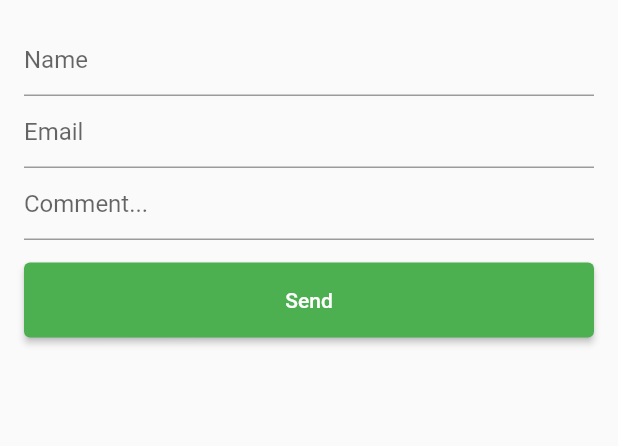
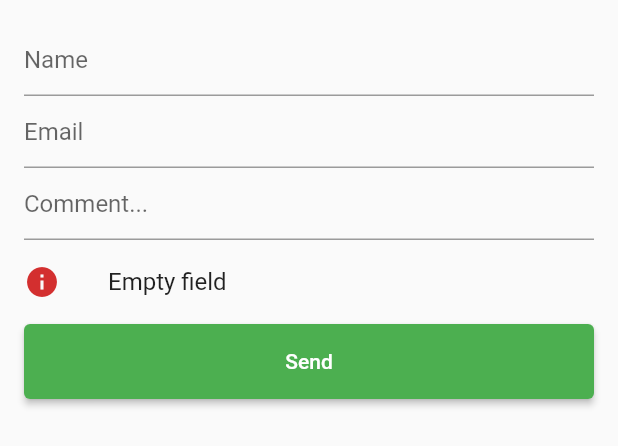
Before and after one commit to zimnushka/test_eds_app, a Flutter app: the CommentEditor widget shown alone on an empty page, opened directly with empty values, after a tap on "Send", on a phone screen of 412 x 824 dp. Shown: the top 446 px of the screen. Run offline on Flutter 3.47's test engine with Material 2 defaults, Android fonts, the phone set to English and light mode, and no system bars; our stand-ins replace flutter_map, latlong2, photo_view; network calls fail.

Commit message:
Fix comment editor mesage

```diff
--- a/lib/data/repositories/comments_repository.dart
+++ b/lib/data/repositories/comments_repository.dart
@@ -19,9 +19,8 @@ class CommentsRepository extends Repository {
         url: "comments",
         headers: {'Content-type': 'application/json; charset=UTF-8'},
         parametrs: jsonEncode(comment.toJson));
-    print(res.data);
-    if (res.status == 200) {
-      return comment;
+    if (res.status == 201) {
+      return Comment.fromJson(jsonDecode(res.data));
     }
     return null;
   }
--- a/lib/ui/widgets/comment_widgets/comment_editor.dart
+++ b/lib/ui/widgets/comment_widgets/comment_editor.dart
@@ -1,3 +1,5 @@
+import 'dart:async';
+
 import 'package:flutter/material.dart';
 import 'package:test_eds_app/data/models/comment_model.dart';
 import 'package:test_eds_app/data/repositories/comments_repository.dart';
@@ -32,13 +34,21 @@ class _CommentEditorState extends State<CommentEditor> {
     message = null;
     load = true;
     setState(() {});
-    final _comment = await CommentsRepository().sendComment(Comment(
+    final comment = await CommentsRepository().sendComment(Comment(
         body: bodyController.text,
         email: emailController.text,
         id: -1,
         name: nameController.text,
         postId: widget.postId));
-    if (_comment != null) {}
+    if (comment != null) {
+      message = const ResponseData(data: "Comment sended", isSuccesful: true);
+      Timer(const Duration(seconds: 1), () {
+        Navigator.of(context).pop();
+      });
+    } else {
+      message =
+          const ResponseData(data: "Comment sended error", isSuccesful: true);
+    }
     load = false;
     setState(() {});
   }
@@ -48,6 +58,9 @@ class _CommentEditorState extends State<CommentEditor> {
     return Padding(
       padding: const EdgeInsets.all(16),
       child: SingleChildScrollView(
+        child: Padding(
+          padding:
+              EdgeInsets.only(bottom: MediaQuery.of(context).viewInsets.bottom),
           child: Column(
             children: [
               TextField(
@@ -72,7 +85,18 @@ class _CommentEditorState extends State<CommentEditor> {
                   decoration: InputDecoration(hintText: "Comment..."),
                 ),
               ),
-            const SizedBox(height: 15),
+              message != null
+                  ? ListTile(
+                      contentPadding: EdgeInsets.zero,
+                      leading: Icon(
+                        Icons.info,
+                        color: message!.isSuccesful != true
+                            ? Theme.of(context).errorColor
+                            : Theme.of(context).primaryColor,
+                      ),
+                      title: Text(message!.data),
+                    )
+                  : const SizedBox(height: 20),
               ElevatedButton(
                   style: TextButton.styleFrom(
                       minimumSize: const Size(double.infinity, 50)),
@@ -81,6 +105,7 @@ class _CommentEditorState extends State<CommentEditor> {
             ],
           ),
         ),
+      ),
     );
   }
 }
```
Lines whose indentation alone changed are shown as unchanged.
